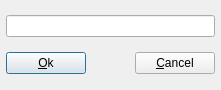
Qt form sources/dialogs/dialogquestion.ui (davy7125/polyphone) before a commit.
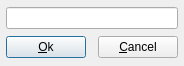
The same form after that commit. Icons and pictures are not drawn.

Commit message: Dialog sizes

Patch:
```diff
--- a/sources/dialogs/dialogquestion.ui
+++ b/sources/dialogs/dialogquestion.ui
@@ -9,8 +9,8 @@
    <rect>
     <x>0</x>
     <y>0</y>
-    <width>221</width>
-    <height>90</height>
+    <width>184</width>
+    <height>66</height>
    </rect>
   </property>
   <property name="windowTitle">
```
The commit also changes 7 other files.
